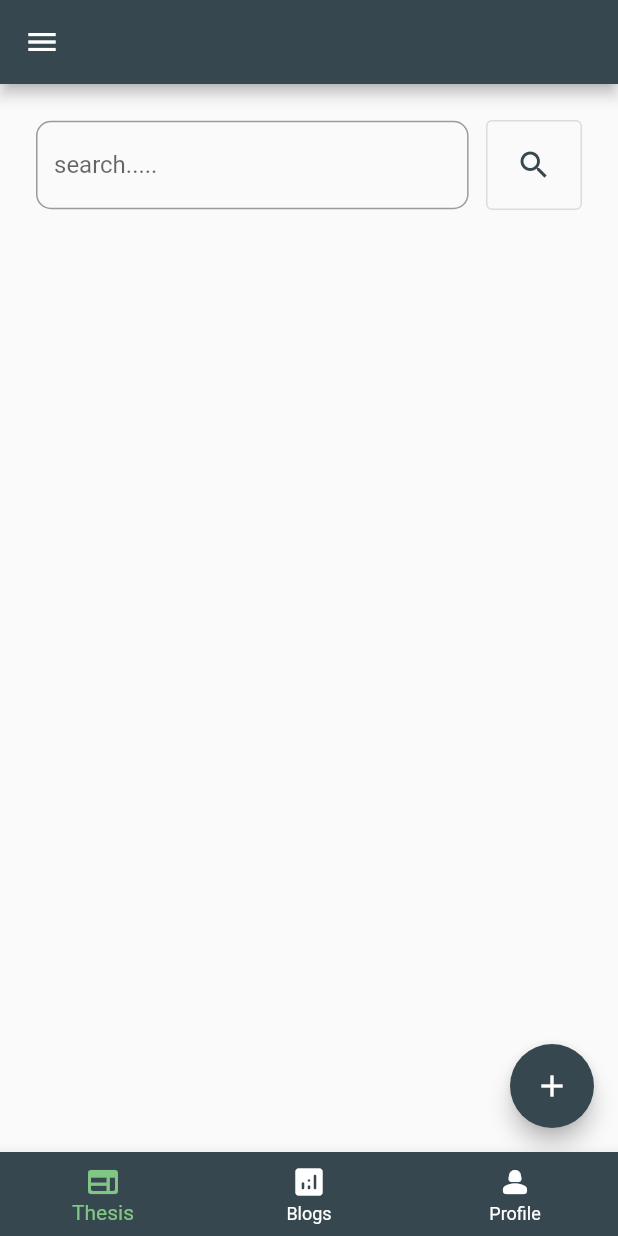
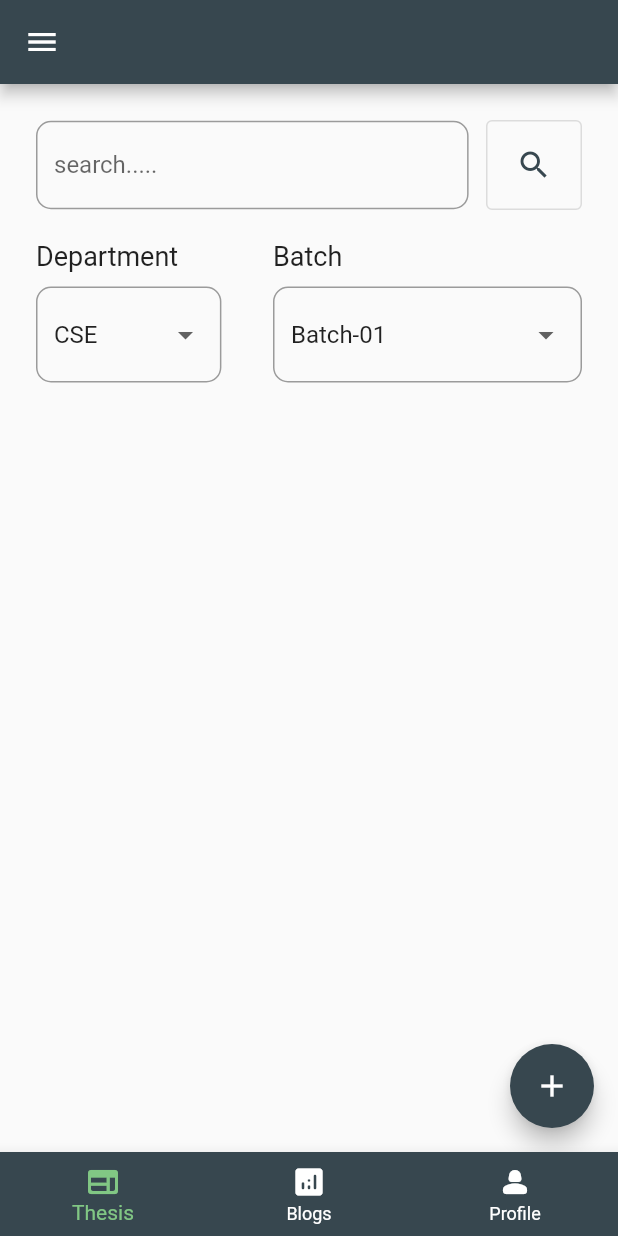
Before and after one commit to Saon00/fec-thesis-publish, a Flutter app: the screen it shows after launch, on a phone screen of 412 x 824 dp. Run offline on Flutter 3.47's test engine with Material 2 defaults, Android fonts, the phone set to English and light mode, and no system bars; our stand-ins replace file_picker, font_awesome_flutter, get, google_fonts; Roboto replaces fonts that are missing (Ubuntu).

Commit message:
batch and dept sort added

```diff
--- a/lib/screens/papers_screen.dart
+++ b/lib/screens/papers_screen.dart
@@ -1,6 +1,7 @@
 import 'package:fecthesispublish/screens/submission_screen.dart';
 import 'package:flutter/material.dart';
 import 'package:get/get.dart';
+import 'package:google_fonts/google_fonts.dart';
 
 import '../components/color.dart';
 
@@ -12,8 +13,29 @@ class PapersScreen extends StatefulWidget {
 }
 
 class _PapersScreenState extends State<PapersScreen> {
-  final TextEditingController searchText = TextEditingController();
-  late String show = "";
+  final TextEditingController searchController = TextEditingController();
+  late String searchText = "";
+
+  List<String> batchDropDownItem = <String>[
+    'Batch-01',
+    'Batch-02',
+    'Batch-03',
+    'Batch-04',
+    'Batch-05',
+    'Batch-06',
+    'Batch-07',
+    'Batch-08',
+    'Batch-09',
+    'Batch-10',
+  ];
+  String batchDropDownValue = 'Batch-01';
+
+  List<String> deptDropDownItem = <String>[
+    'CSE',
+    'EEE',
+    'CE',
+  ];
+  String deptDropDownValue = 'CSE';
 
   @override
   Widget build(BuildContext context) {
@@ -32,18 +54,21 @@ class _PapersScreenState extends State<PapersScreen> {
         child: Padding(
           padding: const EdgeInsets.all(24.0),
           child: Column(
+            crossAxisAlignment: CrossAxisAlignment.start,
             children: [
               Row(
                 children: [
+                  // department filter
                   SizedBox(
                     width: resWIDTH * 0.7,
                     child: TextFormField(
-                      controller: searchText,
+                      controller: searchController,
                       // onChanged: (value) => show = searchText.toString(),
                       decoration: InputDecoration(
                         // prefixIcon: const Icon(Icons.search),
                         // prefixIconColor: CustomColor.BLUEGREY,
                         hintText: 'search.....',
+                        hintStyle: GoogleFonts.ubuntu(),
                         border: OutlineInputBorder(
                           borderRadius: BorderRadius.circular(10),
                         ),
@@ -54,8 +79,8 @@ class _PapersScreenState extends State<PapersScreen> {
                   OutlinedButton(
                     onPressed: () {
                       setState(() {
-                        show = searchText.text;
-                        searchText.clear();
+                        searchText = searchController.text;
+                        searchController.clear();
                       });
                     },
                     child: SizedBox(
@@ -68,7 +93,88 @@ class _PapersScreenState extends State<PapersScreen> {
                   ),
                 ],
               ),
+              const SizedBox(height: 20),
               // Text(show),
+              Row(
+                mainAxisAlignment: MainAxisAlignment.spaceBetween,
+                children: [
+                  // batch filter
+                  SizedBox(
+                    width: resWIDTH * 0.3,
+                    child: Column(
+                      crossAxisAlignment: CrossAxisAlignment.start,
+                      children: [
+                        Text(
+                          "Department",
+                          style: GoogleFonts.ubuntu(fontSize: 18),
+                        ),
+                        const SizedBox(height: 10),
+
+                        // department select
+                        DropdownButtonFormField<String>(
+                          hint: const Text('Select Department'),
+                          dropdownColor: Colors.blueGrey.shade200,
+                          isExpanded: true,
+                          decoration: InputDecoration(
+                            border: OutlineInputBorder(
+                              borderRadius: BorderRadius.circular(10),
+                            ),
+                          ),
+                          items: deptDropDownItem.map((String value) {
+                            return DropdownMenuItem<String>(
+                              value: value,
+                              child: Text(value, style: GoogleFonts.ubuntu()),
+                            );
+                          }).toList(),
+                          onChanged: (String? newValue) {
+                            setState(() {
+                              deptDropDownValue = newValue!;
+                            });
+                          },
+                          value: deptDropDownValue,
+                        ),
+                      ],
+                    ),
+                  ),
+                  SizedBox(
+                    width: resWIDTH * 0.5,
+                    child: Column(
+                      crossAxisAlignment: CrossAxisAlignment.start,
+                      children: [
+                        Text(
+                          "Batch",
+                          style: GoogleFonts.ubuntu(fontSize: 18),
+                        ),
+                        const SizedBox(height: 10),
+
+                        // batch select
+                        DropdownButtonFormField<String>(
+                          hint: const Text('Select Batch'),
+                          dropdownColor: Colors.blueGrey.shade200,
+                          isExpanded: true,
+                          decoration: InputDecoration(
+                            border: OutlineInputBorder(
+                              borderRadius: BorderRadius.circular(10),
+                            ),
+                          ),
+                          items: batchDropDownItem.map((String value) {
+                            return DropdownMenuItem<String>(
+                              value: value,
+                              child: Text(value, style: GoogleFonts.ubuntu()),
+                            );
+                          }).toList(),
+                          onChanged: (String? newValue) {
+                            setState(() {
+                              batchDropDownValue = newValue!;
+                            });
+                          },
+                          value: batchDropDownValue,
+                        ),
+                      ],
+                    ),
+                  ),
+                ],
+              ),
             ],
           ),
         ),
```
